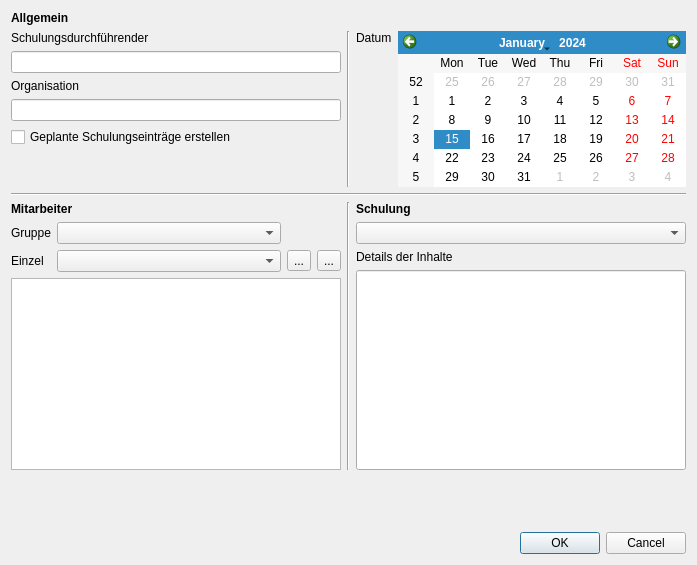
Old version of the form ui/qmsigninglistdialog.ui in the repository Christian-Kr/QualificationMatrix.
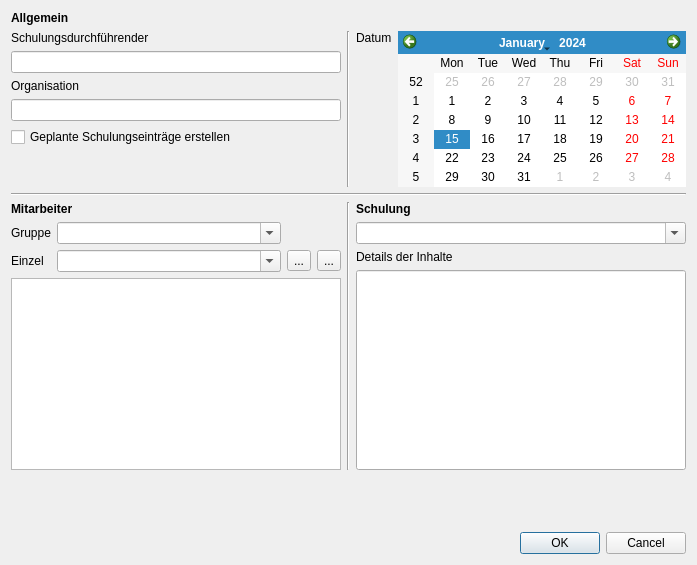
New version of the form. Icons and pictures are not drawn.

Commit message: Add models to combobox

```diff
--- a/ui/qmsigninglistdialog.ui
+++ b/ui/qmsigninglistdialog.ui
@@ -164,6 +164,9 @@
              <verstretch>0</verstretch>
             </sizepolicy>
            </property>
+           <property name="editable">
+            <bool>true</bool>
+           </property>
            <property name="insertPolicy">
             <enum>QComboBox::NoInsert</enum>
            </property>
@@ -194,6 +197,9 @@
              <verstretch>0</verstretch>
             </sizepolicy>
            </property>
+           <property name="editable">
+            <bool>true</bool>
+           </property>
            <property name="insertPolicy">
             <enum>QComboBox::NoInsert</enum>
            </property>
@@ -237,6 +243,9 @@
        </item>
        <item>
         <widget class="QComboBox" name="cbTraining">
+         <property name="editable">
+          <bool>true</bool>
+         </property>
          <property name="insertPolicy">
           <enum>QComboBox::NoInsert</enum>
          </property>
```
The commit also changes 2 other files.
